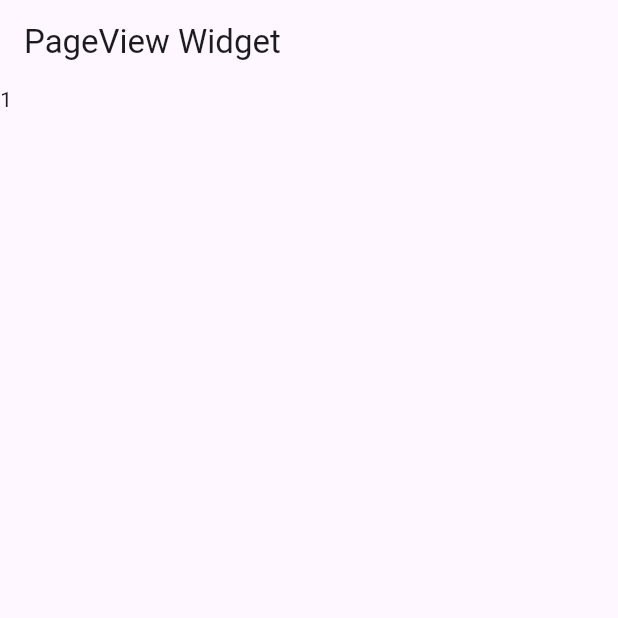
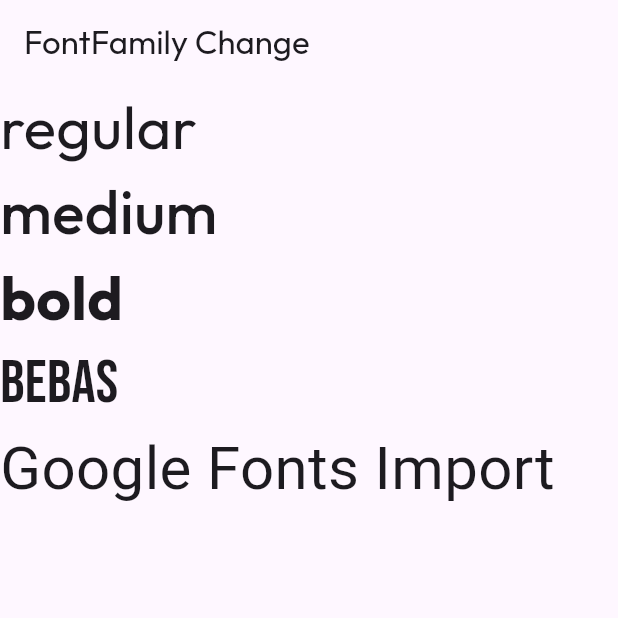
Before and after one commit to muratov-dev/FlutterLearning, a Flutter app: the screen it shows after launch, on a phone screen of 412 x 824 dp, the top half of it. Run offline on Flutter 3.47's test engine with Material 3 defaults, Android fonts, the phone set to English and light mode, and no system bars; our stand-ins replace google_fonts; Roboto replaces fonts that are missing (Sacramento).

Commit message:
lesson10: FontFamily Change

```diff
--- a/lib/main.dart
+++ b/lib/main.dart
@@ -1,7 +1,5 @@
-import 'dart:ui';
-
-import 'package:flutter/foundation.dart';
 import 'package:flutter/material.dart';
+import 'package:google_fonts/google_fonts.dart';
 
 void main() => runApp(ScreenWidget());
 
@@ -10,100 +8,51 @@ class ScreenWidget extends StatelessWidget {
   Widget build(BuildContext context) {
     return MaterialApp(
       debugShowCheckedModeBanner: false,
-      scrollBehavior: AppScrollBehavior(),
+      theme: ThemeData(fontFamily: 'Outfit'),
       home: Scaffold(
-        appBar: AppBar(title: const Text('PageView Widget')),
-        body: PageViewCustomWidget(),
+        appBar: AppBar(title: const Text('FontFamily Change')),
+        body: FontFamiliesWidget(),
       ),
     );
   }
 }
 
-class AppScrollBehavior extends MaterialScrollBehavior {
-  @override
-  Set<PointerDeviceKind> get dragDevices => {
-    PointerDeviceKind.touch,
-    PointerDeviceKind.mouse,
-  };
-}
-
-class PageViewWidget extends StatelessWidget {
-  final PageController controller = PageController(initialPage: 0);
-
+class FontFamiliesWidget extends StatelessWidget {
   @override
   Widget build(BuildContext context) {
-    return PageView(
-      scrollDirection: Axis.horizontal,
-      // pageSnapping: false,
-      // physics: BouncingScrollPhysics(),
-      controller: controller,
-      onPageChanged: (number) {
-        if (kDebugMode) {
-          print("Page number: $number");
-        }
-      },
+    return Column(
+      crossAxisAlignment: CrossAxisAlignment.start,
       children: [
-        Container(
-          color: Colors.red,
-          child: Center(child: Text('Stop!')),
+        Text(
+          'regular',
+          style: TextStyle(
+            fontFamily: 'Outfit',
+            fontWeight: FontWeight.w400,
+            fontSize: 40,
+          ),
         ),
-        Container(
-          color: Colors.yellow,
-          child: Center(child: Text('Ready?')),
+        Text(
+          'medium',
+          style: TextStyle(
+            fontFamily: 'Outfit',
+            fontWeight: FontWeight.w500,
+            fontSize: 40,
+          ),
         ),
-        Container(
-          color: Colors.green,
-          child: Column(
-            mainAxisAlignment: MainAxisAlignment.center,
-            children: [
-              Text("Go!", style: TextStyle(fontSize: 40)),
-              ElevatedButton(
-                style: ButtonStyle(
-                  backgroundColor: WidgetStateProperty.all(Colors.blue),
-                ),
-                onPressed: () {
-                  // controller.jumpToPage(0);
-                  controller.animateToPage(
-                    0,
-                    duration: Duration(seconds: 1),
-                    curve: Curves.easeIn,
-                  );
-                },
-                child: Center(child: Text('Reload!')),
-              ),
-            ],
+        Text(
+          'bold',
+          style: TextStyle(
+            fontFamily: 'Outfit',
+            fontWeight: FontWeight.w700,
+            fontSize: 40,
           ),
+        ),
+        Text('bebas', style: TextStyle(fontFamily: 'BebasNeue', fontSize: 40)),
+        Text(
+          'Google Fonts Import',
+          style: GoogleFonts.sacramento(textStyle: TextStyle(fontSize: 40)),
         ),
       ],
     );
   }
 }
-
-class PageViewBuilderWidget extends StatelessWidget {
-  @override
-  Widget build(BuildContext context) {
-    return PageView.builder(
-      itemCount: 5,
-      itemBuilder: (BuildContext context, int index) {
-        return Container(
-          color: index % 2 == 0 ? Colors.red : Colors.yellow,
-          alignment: Alignment.center,
-          child: Text('Page $index'),
-        );
-      },
-    );
-  }
-}
-
-class PageViewCustomWidget extends StatelessWidget {
-  @override
-  Widget build(BuildContext context) {
-    return PageView.custom(
-      childrenDelegate: SliverChildListDelegate([
-        Text('1'),
-        Text('2'),
-        Text('3'),
-      ]),
-    );
-  }
-}
```
Also changed, not shown: pubspec.yaml (+16 -13 lines), fonts/BebasNeue-Regular.ttf (added), fonts/Outfit-Bold.ttf (added), fonts/Outfit-Medium.ttf (added), fonts/Outfit-Regular.ttf (added), pubspec.lock, 1 other file.
